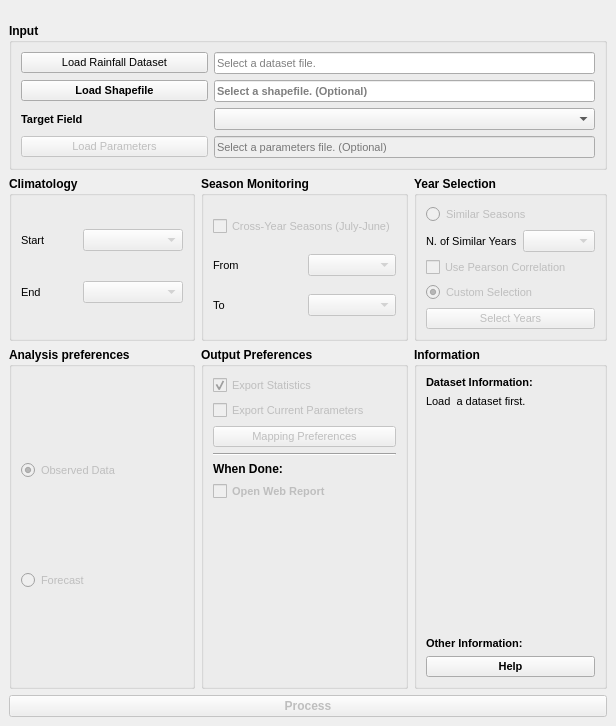
Above: ui/smpg_dialog_base.ui from JuanPDiazL/SMPG before the change. Below: the same form after it.
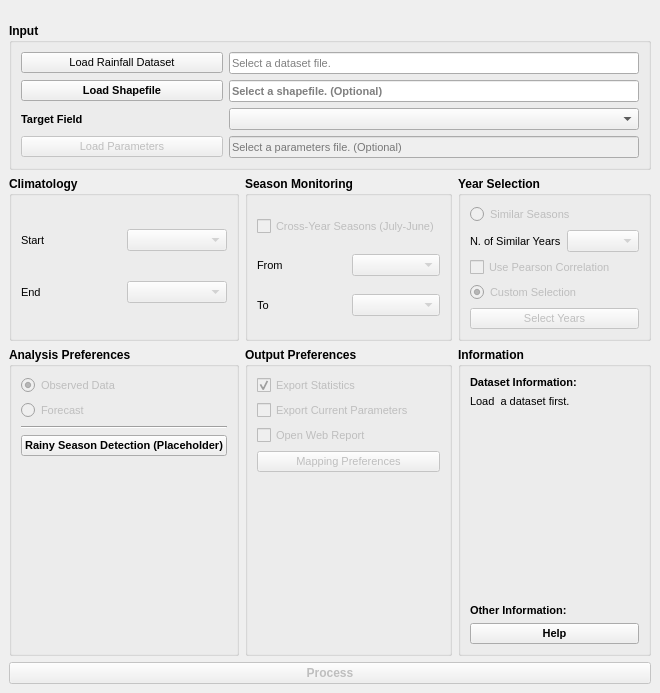
That is the form after the change. Icons and pictures are not drawn.

Commit message: add placeholder UI for rainy season detection

The edit to the form file:
```diff
--- a/ui/smpg_dialog_base.ui
+++ b/ui/smpg_dialog_base.ui
@@ -6,8 +6,8 @@
    <rect>
     <x>0</x>
     <y>0</y>
-    <width>616</width>
-    <height>726</height>
+    <width>618</width>
+    <height>693</height>
    </rect>
   </property>
   <property name="sizePolicy">
@@ -293,9 +293,22 @@
          </font>
         </property>
         <property name="title">
-         <string>Analysis preferences</string>
+         <string>Analysis Preferences</string>
         </property>
         <layout class="QGridLayout" name="gridLayout_9">
+         <item row="4" column="0">
+          <spacer name="verticalSpacer_3">
+           <property name="orientation">
+            <enum>Qt::Vertical</enum>
+           </property>
+           <property name="sizeHint" stdset="0">
+            <size>
+             <width>0</width>
+             <height>0</height>
+            </size>
+           </property>
+          </spacer>
+         </item>
          <item row="0" column="0">
           <widget class="QRadioButton" name="observedDataRadioButton">
            <property name="enabled">
@@ -333,6 +346,27 @@
            </property>
           </widget>
          </item>
+         <item row="3" column="0">
+          <widget class="QPushButton" name="rainySeasonDetectionButton">
+           <property name="font">
+            <font>
+             <pointsize>8</pointsize>
+             <weight>75</weight>
+             <bold>true</bold>
+            </font>
+           </property>
+           <property name="text">
+            <string>Rainy Season Detection (Placeholder)</string>
+           </property>
+          </widget>
+         </item>
+         <item row="2" column="0">
+          <widget class="Line" name="line_2">
+           <property name="orientation">
+            <enum>Qt::Horizontal</enum>
+           </property>
+          </widget>
+         </item>
         </layout>
        </widget>
       </item>
@@ -607,26 +641,6 @@
          <string>Output Preferences</string>
         </property>
         <layout class="QGridLayout" name="gridLayout_10">
-         <item row="7" column="0">
-          <spacer name="verticalSpacer_2">
-           <property name="orientation">
-            <enum>Qt::Vertical</enum>
-           </property>
-           <property name="sizeHint" stdset="0">
-            <size>
-             <width>0</width>
-             <height>0</height>
-            </size>
-           </property>
-          </spacer>
-         </item>
-         <item row="4" column="0">
-          <widget class="Line" name="line">
-           <property name="orientation">
-            <enum>Qt::Horizontal</enum>
-           </property>
-          </widget>
-         </item>
          <item row="0" column="0">
           <widget class="QCheckBox" name="exportStatsCheckBox">
            <property name="enabled">
@@ -647,12 +661,18 @@
            </property>
           </widget>
          </item>
-         <item row="5" column="0">
-          <widget class="QLabel" name="label">
-           <property name="text">
-            <string>When Done:</string>
+         <item row="6" column="0">
+          <spacer name="verticalSpacer_2">
+           <property name="orientation">
+            <enum>Qt::Vertical</enum>
            </property>
-          </widget>
+           <property name="sizeHint" stdset="0">
+            <size>
+             <width>0</width>
+             <height>0</height>
+            </size>
+           </property>
+          </spacer>
          </item>
          <item row="2" column="0">
           <widget class="QCheckBox" name="exportParametersCheckBox">
@@ -671,7 +691,7 @@
            </property>
           </widget>
          </item>
-         <item row="3" column="0">
+         <item row="4" column="0">
           <widget class="QPushButton" name="mappingButton">
            <property name="enabled">
             <bool>false</bool>
@@ -688,7 +708,7 @@
            </property>
           </widget>
          </item>
-         <item row="6" column="0">
+         <item row="3" column="0">
           <widget class="QCheckBox" name="openWebReportCheckBox">
            <property name="enabled">
             <bool>false</bool>
@@ -696,8 +716,8 @@
            <property name="font">
             <font>
              <pointsize>8</pointsize>
-             <weight>75</weight>
-             <bold>true</bold>
+             <weight>50</weight>
+             <bold>false</bold>
             </font>
            </property>
            <property name="text">
```
The commit also changes 5 other files.
